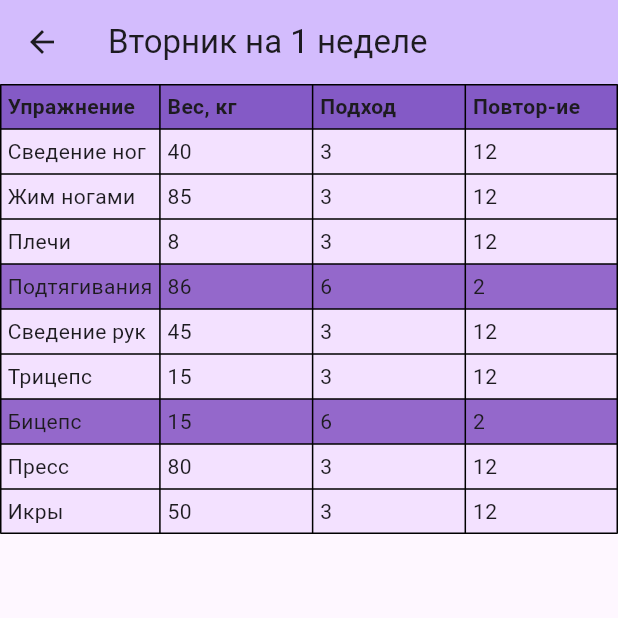
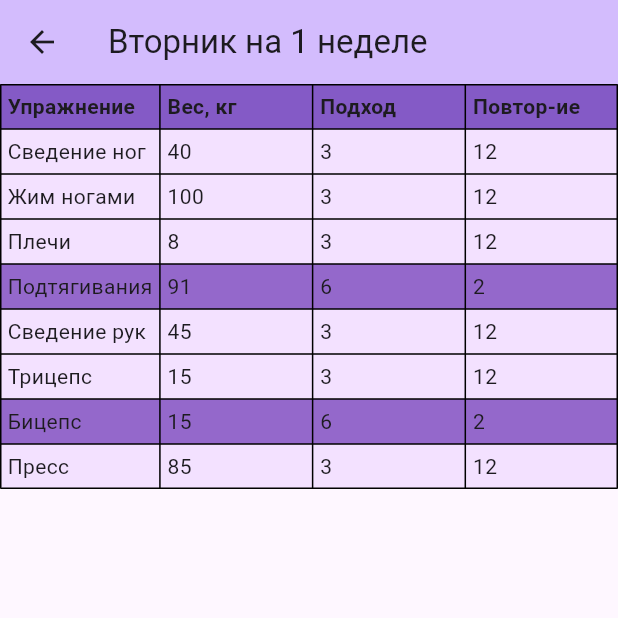
Before and after one commit to AJIb63PT/full-body-routine, a Flutter app: the screen it shows after launch, after a tap on the "add" icon, after a tap on the "remove" icon, after a tap on "Вторник", on a phone screen of 412 x 824 dp, the top half of it. Run offline on Flutter 3.47's test engine with Material 3 defaults, Android fonts, the light colour scheme and no system bars; our stand-ins replace flutter_slidable, hive, package_info_plus; accounts and stored records are empty; network calls fail.

Commit message:
2.3.0  default vars values

```diff
--- a/lib/data/database.dart
+++ b/lib/data/database.dart
@@ -8,14 +8,14 @@ class ExerciseDataBase {
   void createInitialData() {
     excisesList = [
       ['Сведение ног', '40', 'Четверг', 'false'],
-      ['Жим ногами', '85', 'Четверг', 'false'],
+      ['Жим ногами', '100', 'Четверг', 'false'],
       ['Плечи', '8', 'Четверг', 'false'],
-      ['Подтягивания', '80', 'Вторник', 'true'],
+      ['Подтягивания', '85', 'Вторник', 'true'],
       ['Сведение рук ', '45', 'Суббота', 'false'],
       ['Трицепс', '15', 'Суббота', 'false'],
       ['Бицепс', '12', 'Вторник', 'false'],
-      ['Пресс', '80', 'Суббота', 'true'],
-      ['Икры', '50', 'Суббота', 'false'],
+      ['Пресс', '85', 'Суббота', 'true'],
+      // ['Икры', '50', 'Суббота', 'false'],
       // ['Good Morning', '40', 'Четверг', 'false'],
       // ['Тяга нижнего блока', '65', 'Вторник', 'false'],
     ];
--- a/lib/main.dart
+++ b/lib/main.dart
@@ -101,7 +101,7 @@
 
 class BodyWeightValue extends ChangeNotifier {
   final _myBox = Hive.box('myBox');
-  String value = '80';
+  String value = '85';
   void setBodyWeight(val) {
     if (_myBox.get('BodyWeight') != null && _myBox.get('BodyWeight') != value) {
       value = _myBox.get('BodyWeight');
--- a/lib/utils/get_working_weight.dart
+++ b/lib/utils/get_working_weight.dart
@@ -25,6 +25,7 @@ String getWorkingWeight(WorkingWeightArg item) {
     }
     return item.weight;
   }
+
   if (isBW) {
     if (isFifth) return item.weight;
     return (double.parse(item.weight) +
@@ -33,6 +34,7 @@ String getWorkingWeight(WorkingWeightArg item) {
         .floor()
         .toString();
   }
+
   if (isFifth) return (double.parse(item.weight) * .5).floor().toString();
 
   return (double.parse(item.weight) +
--- a/pubspec.yaml
+++ b/pubspec.yaml
@@ -16,7 +16,7 @@ description: A new Flutter project.
 # https://developer.apple.com/library/archive/documentation/General/Reference/InfoPlistKeyReference/Articles/CoreFoundationKeys.html
 # In Windows, build-name is used as the major, minor, and patch parts
 # of the product and file versions while build-number is used as the build suffix.
-version: 2.2.6+2
+version: 2.3.0+0
 
 environment:
     sdk: '>=3.1.5 <4.0.0'
```
